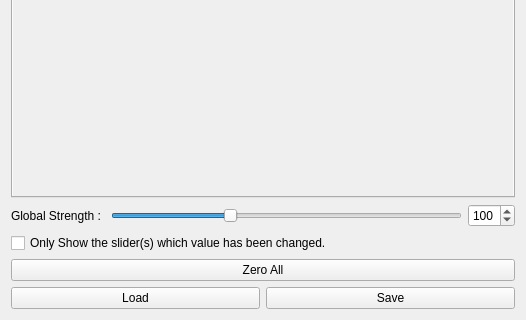
Above: resource/FM_mapping.ui from waveact/NFS_Facial_Mocap before the change; both pictures show x 0 to 526 and y 259 to 579 of the 526 by 579 pixel window. Below: the same form after it.
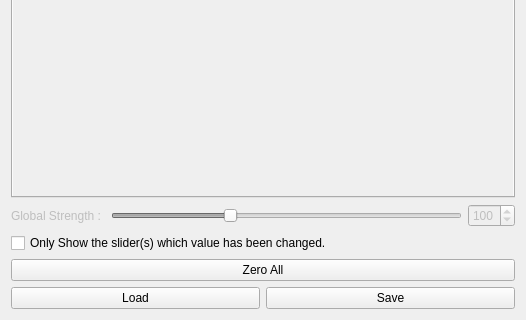
That is the form after the change.

Diff of the .ui file:
```diff
--- a/resource/FM_mapping.ui
+++ b/resource/FM_mapping.ui
@@ -266,6 +266,9 @@
     <layout class="QHBoxLayout" name="horizontalLayout_5">
      <item>
       <widget class="QLabel" name="qtGlobalStrengthLabel">
+       <property name="enabled">
+        <bool>false</bool>
+       </property>
        <property name="text">
         <string>Global Strength : </string>
        </property>
@@ -273,6 +276,9 @@
      </item>
      <item>
       <widget class="QSlider" name="qtGlobalStrengthSlider">
+       <property name="enabled">
+        <bool>false</bool>
+       </property>
        <property name="maximum">
         <number>300</number>
        </property>
@@ -286,6 +292,9 @@
      </item>
      <item>
       <widget class="QSpinBox" name="qtGlobalStrengthSpinBox">
+       <property name="enabled">
+        <bool>false</bool>
+       </property>
        <property name="maximum">
         <number>300</number>
        </property>
```
